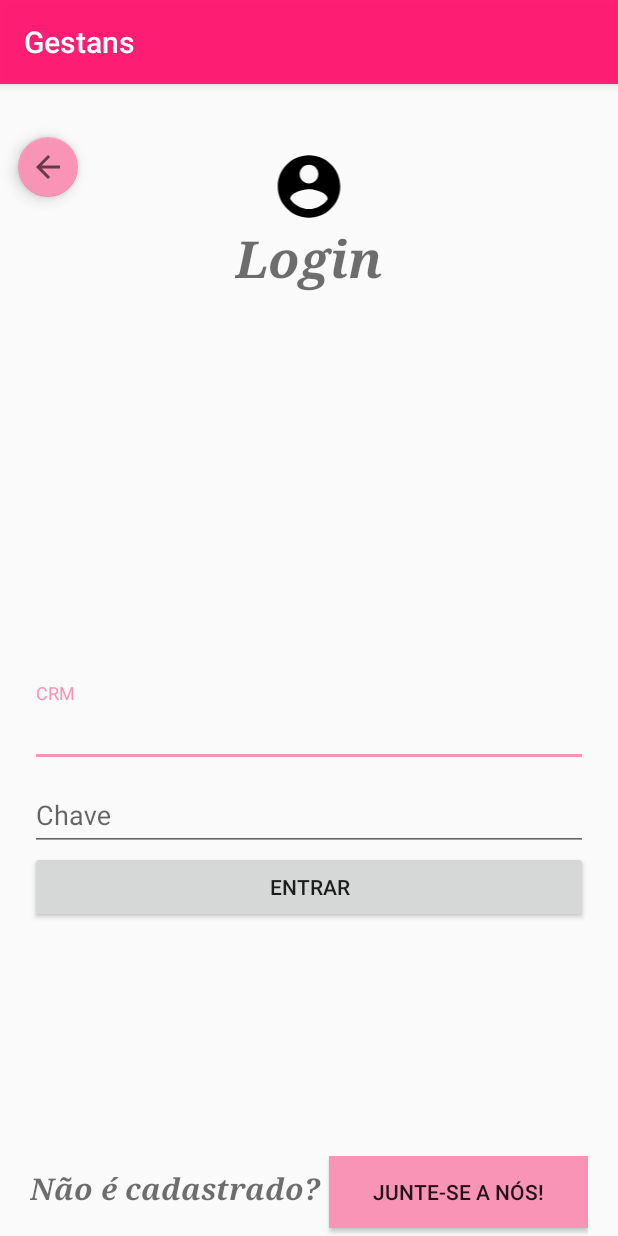
After one commit to liviabrandaao/GestansApplication, an Android app: the LoginMedicoActivity screen opened directly, with no data from a screen before it, on a phone screen of 412 x 824 dp. The commit adds this screen. Run offline under Robolectric (Android 15) with nearby library versions, the phone set to English and light mode, and no system bars; our stand-ins replace ButterKnife; 2 statements that could not run were skipped.

Commit message:
Menu Medico - update

```diff
--- a/Gestans_Android/GestansApp/app/src/main/AndroidManifest.xml
+++ b/Gestans_Android/GestansApp/app/src/main/AndroidManifest.xml
@@ -16,6 +16,7 @@
             </intent-filter>
         </activity>
         <activity android:name=".activities.MainActivity" />
+        <activity android:name=".activities.LoginMedicoActivity" />
         <activity android:name=".activities.MenuMedicoActivity"></activity>
     </application>
 
--- /dev/null
+++ b/Gestans_Android/GestansApp/app/src/main/java/br/edu/ifpb/gestansapp/activities/LoginMedicoActivity.java
@@ -0,0 +1,63 @@
+package br.edu.ifpb.gestansapp.activities;
+
+import android.content.Intent;
+import android.support.v7.app.AppCompatActivity;
+import android.os.Bundle;
+import android.view.View;
+import android.widget.Button;
+import android.widget.EditText;
+
+import br.edu.ifpb.gestansapp.R;
+import butterknife.BindView;
+import butterknife.ButterKnife;
+
+public class LoginMedicoActivity extends AppCompatActivity {
+
+    @BindView(R.id.edtCRMlogin) EditText edtCRM;
+    @BindView(R.id.edtChaveMedicologin) EditText edtChave;
+    @BindView(R.id.btnEntrar) Button btnEntrar;
+    @BindView(R.id.btnCadastrarMedico) Button btnCadastrar;
+    @BindView(R.id.btnMedVoltarMenuInicial) Button btnVoltar;
+
+    @Override
+    protected void onCreate(Bundle savedInstanceState) {
+        super.onCreate(savedInstanceState);
+        setContentView(R.layout.activity_login_medico);
+        ButterKnife.bind(this);
+
+        //Verifica os campos do crm e da chave
+        btnEntrar.setOnClickListener(new View.OnClickListener() {
+            @Override
+            public void onClick(View view) {
+                String crm = edtCRM.getText().toString();
+                String chave = edtChave.getText().toString();
+
+                if (crm.equals("admin") && chave.equals("admin")){
+                    Intent intent = new Intent(LoginMedicoActivity.this, MenuMedicoActivity.class);
+                    startActivity(intent);
+                } else {
+                    edtCRM.setText("");
+                    edtChave.setText("");
+                }
+            }
+        });
+
+        /*
+        btnCadastrar.setOnClickListener(new View.OnClickListener() {
+            @Override
+            public void onClick(View view) {
+                Intent intent = new Intent(LoginMedicoActivity.this, CadastroMedicoActivity.class);
+                startActivity(intent);
+            }
+        });*/
+
+        //Volta para o menu inicial
+        btnVoltar.setOnClickListener(new View.OnClickListener() {
+            @Override
+            public void onClick(View view) {
+                Intent intent = new Intent(LoginMedicoActivity.this, MainActivity.class);
+                startActivity(intent);
+            }
+        });
+    }
+}
--- a/Gestans_Android/GestansApp/app/src/main/java/listeners/OnClickMenuMedico.java
+++ b/Gestans_Android/GestansApp/app/src/main/java/listeners/OnClickMenuMedico.java
@@ -4,7 +4,7 @@ import android.content.Intent;
 import android.view.View;
 
 import br.edu.ifpb.gestansapp.activities.MainActivity;
-import br.edu.ifpb.gestansapp.activities.MenuMedicoActivity;
+import br.edu.ifpb.gestansapp.activities.LoginMedicoActivity;
 
 /**
  * Created by rebeca on 03/04/2017.
@@ -20,7 +20,7 @@ public class OnClickMenuMedico implements View.OnClickListener{
 
     @Override
     public void onClick(View v) {
-        Intent intent = new Intent(this.mainActivity, MenuMedicoActivity.class);
+        Intent intent = new Intent(this.mainActivity, LoginMedicoActivity.class);
         this.mainActivity.startActivity(intent);
     }
 }
--- /dev/null
+++ b/Gestans_Android/GestansApp/app/src/main/res/layout/activity_login_medico.xml
@@ -0,0 +1,126 @@
+<?xml version="1.0" encoding="utf-8"?>
+<RelativeLayout xmlns:android="http://schemas.android.com/apk/res/android"
+    xmlns:app="http://schemas.android.com/apk/res-auto"
+    xmlns:tools="http://schemas.android.com/tools"
+    android:layout_width="match_parent"
+    android:layout_height="match_parent"
+    tools:context="br.edu.ifpb.gestansapp.activities.LoginMedicoActivity">
+
+    <ImageView
+        android:id="@+id/imageAccount"
+        android:layout_width="100dp"
+        android:layout_height="50dp"
+        android:layout_marginTop="43dp"
+        app:srcCompat="@drawable/ic_account_circle_black_24dp"
+        android:layout_alignParentTop="true"
+        android:layout_centerHorizontal="true" />
+
+    <TextView
+        android:id="@+id/logintv"
+        android:layout_width="wrap_content"
+        android:layout_height="wrap_content"
+        android:text="Login"
+        android:fontFamily="serif"
+        android:textColor="@color/common_google_signin_btn_text_light_focused"
+        android:textSize="34sp"
+        android:textStyle="bold|italic"
+        android:textAlignment="center"
+        android:layout_below="@+id/imageAccount"
+        android:layout_centerHorizontal="true" />
+
+
+    <LinearLayout
+        android:layout_width="match_parent"
+        android:layout_height="wrap_content"
+        android:orientation="vertical"
+        android:layout_centerVertical="true"
+        android:layout_alignParentBottom="true"
+        android:layout_marginLeft="20dp"
+        android:layout_marginRight="20dp"
+        android:id="@+id/linearLayout">
+
+        <android.support.design.widget.TextInputLayout
+            android:id="@+id/inputLayoutMedLoginCRM"
+            android:layout_width="match_parent"
+            android:layout_height="wrap_content">
+
+            <EditText
+                android:id="@+id/edtCRMlogin"
+                android:layout_width="match_parent"
+                android:layout_height="wrap_content"
+                android:hint="CRM"/>
+
+        </android.support.design.widget.TextInputLayout>
+
+        <android.support.design.widget.TextInputLayout
+            android:id="@+id/inputLayoutMedLoginChave"
+            android:layout_width="match_parent"
+            android:layout_height="wrap_content">
+
+            <EditText
+                android:id="@+id/edtChaveMedicologin"
+                android:layout_width="match_parent"
+                android:layout_height="wrap_content"
+                android:hint="Chave"/>
+
+        </android.support.design.widget.TextInputLayout>
+
+            <Button
+                android:id="@+id/btnEntrar"
+                android:layout_width="match_parent"
+                android:layout_height="wrap_content"
+                android:layout_marginBottom="5dp"
+                android:layout_weight="1"
+                android:text="Entrar"
+                tools:layout_editor_absoluteX="8dp" />
+
+        <LinearLayout
+            android:layout_width="match_parent"
+            android:layout_height="match_parent"
+            android:orientation="horizontal"
+            android:layout_toEndOf="@+id/btEntrar"
+            android:layout_marginTop="150dp">
+
+            <TextView
+                android:id="@+id/textView5"
+                android:layout_width="wrap_content"
+                android:layout_height="wrap_content"
+                android:text="Não é cadastrado? "
+                android:fontFamily="serif"
+                android:textColor="@color/common_google_signin_btn_text_light_focused"
+                android:textSize="20sp"
+                android:textStyle="bold|italic"
+                android:textAlignment="center"
+                android:layout_centerHorizontal="true"/>
+
+            <Button
+                android:id="@+id/btnCadastrarMedico"
+                android:layout_width="wrap_content"
+                android:layout_height="wrap_content"
+                android:layout_marginBottom="5dp"
+                android:layout_weight="1"
+                android:background="@color/colorAccent"
+                android:text="Junte-se a nós!"
+                tools:layout_editor_absoluteX="8dp" />
+
+        </LinearLayout>
+
+
+    </LinearLayout>
+
+    <android.support.design.widget.FloatingActionButton
+        android:id="@+id/btnMedVoltarMenuInicial"
+        android:layout_width="wrap_content"
+        android:layout_height="wrap_content"
+        android:layout_marginStart="12dp"
+        android:clickable="true"
+        app:backgroundTint="@color/colorAccent"
+        app:srcCompat="?attr/actionModeCloseDrawable"
+        tools:ignore="MissingConstraints"
+        app:fabSize="mini"
+        android:layout_alignBottom="@+id/imageAccount"
+        android:layout_alignParentStart="true"
+        android:layout_marginBottom="18dp" />
+
+
+</RelativeLayout>
```
Also changed, not shown: Gestans_Android/GestansApp/app/src/main/res/layout/activity_menu_medico.xml (+0 -115 lines), Gestans_Android/GestansApp/app/build.gradle (line endings or trailing spaces).
